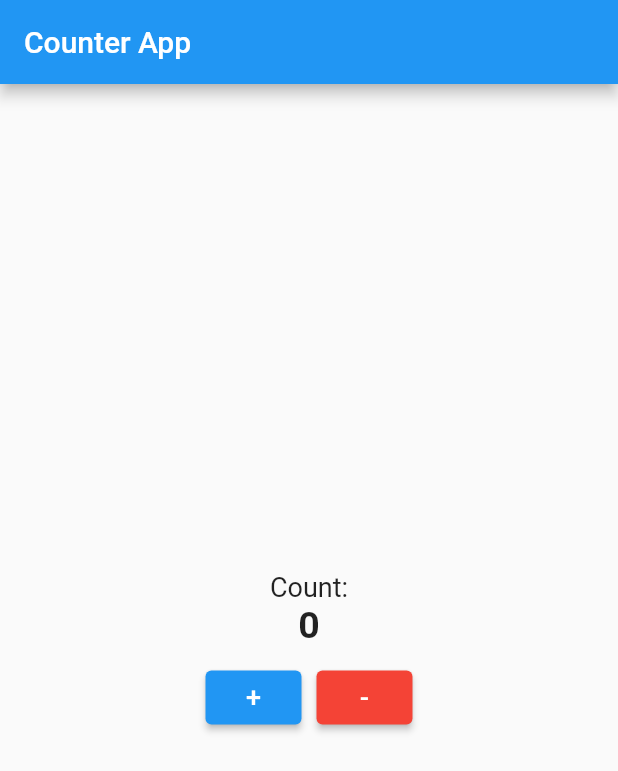
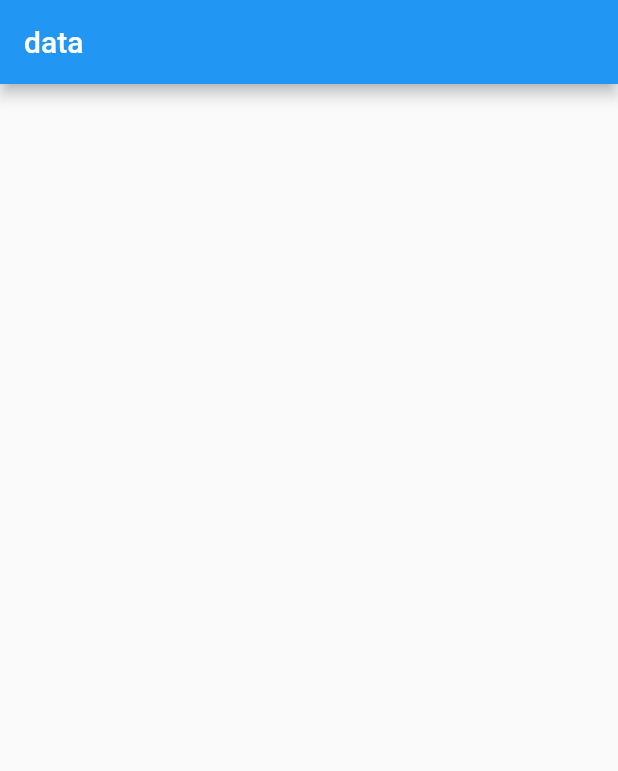
Before and after one commit to kamruzzaman-aman/Module_8_Live_test, a Flutter app: the screen it shows after launch, on a phone screen of 412 x 824 dp. Shown: the top 771 px of the screen. Run offline on Flutter 3.47's test engine with Material 2 defaults, Android fonts, the phone set to English and light mode, and no system bars.

Commit message:
live_test
live_test

```diff
--- a/lib/main.dart
+++ b/lib/main.dart
@@ -9,90 +9,20 @@ class MyApp extends StatelessWidget {
   @override
   Widget build(BuildContext context) {
     return MaterialApp(
-      home: CounterApp(),
+      home: HomeScreen(),
     );
   }
 }
 
-class CounterApp extends StatefulWidget {
-  const CounterApp({super.key});
 
-  @override
-  State<CounterApp> createState() => _CounterAppState();
-}
+class HomeScreen extends StatelessWidget {
+  const HomeScreen({super.key});
 
-class _CounterAppState extends State<CounterApp> {
-  int counter = 0;
   @override
   Widget build(BuildContext context) {
     return Scaffold(
       appBar: AppBar(
-        title: Text('Counter App'),
-      ),
-      body: Center(
-        child: Column(mainAxisAlignment: MainAxisAlignment.center, children: [
-          Text(
-            'Count:',
-            style: TextStyle(fontSize: 18),
-          ),
-          Text(
-            '$counter',
-            style: TextStyle(fontSize: 25, fontWeight: FontWeight.bold),
-          ),
-          Padding(
-            padding: const EdgeInsets.all(10.0),
-            child: Row(
-              mainAxisAlignment: MainAxisAlignment.center,
-              children: [
-                ElevatedButton(
-                    onPressed: () {
-                      counter++;
-                      setState(() {});
-
-                      if (counter >= 5) {
-                        showDialog(
-                            barrierDismissible: false,
-                            context: context,
-                            builder: (_) {
-                              return AlertDialog(
-                                title:  Text('Button pressed $counter times'),
-
-                                actions: [
-                                  TextButton(
-                                      onPressed: () {
-                                        Navigator.pop(context);
-                                      },
-                                      child: Text('Close'))
-                                ],
-                              );
-                            });
-                      }
-                    },
-                    child: Text(
-                      '+',
-                      style: TextStyle(fontSize: 18),
-                    )),
-                SizedBox(
-                  width: 10,
-                ),
-                ElevatedButton(
-                    style: ElevatedButton.styleFrom(
-                        backgroundColor: Colors.red),
-                    onPressed: () {
-                      if(counter>0){
-                      counter--;
-                      }
-                      setState(() {});
-
-                    },
-                    child: Text(
-                      '-',
-                      style: TextStyle(fontSize: 18),
-                    ))
-              ],
-            ),
-          )
-        ]),
+        title: Text('data'),
       ),
     );
   }
```
